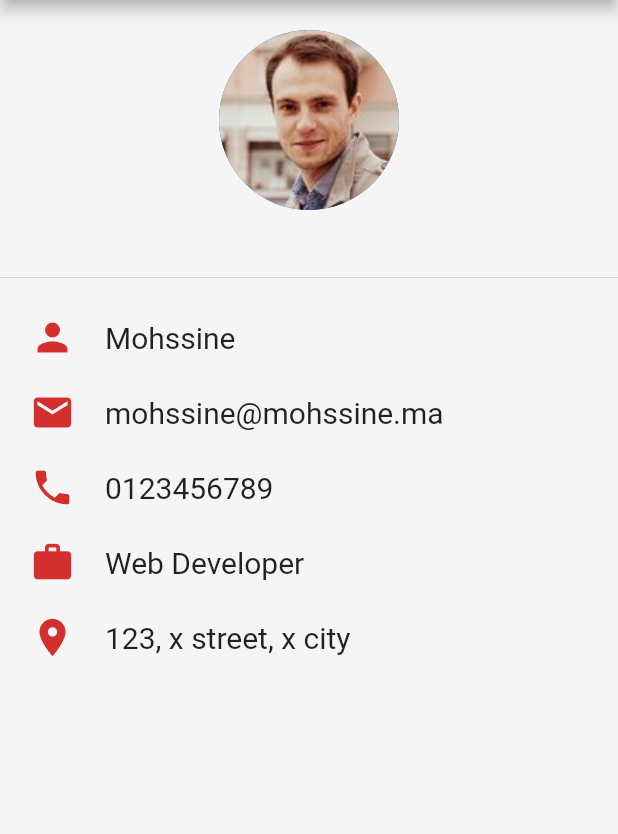
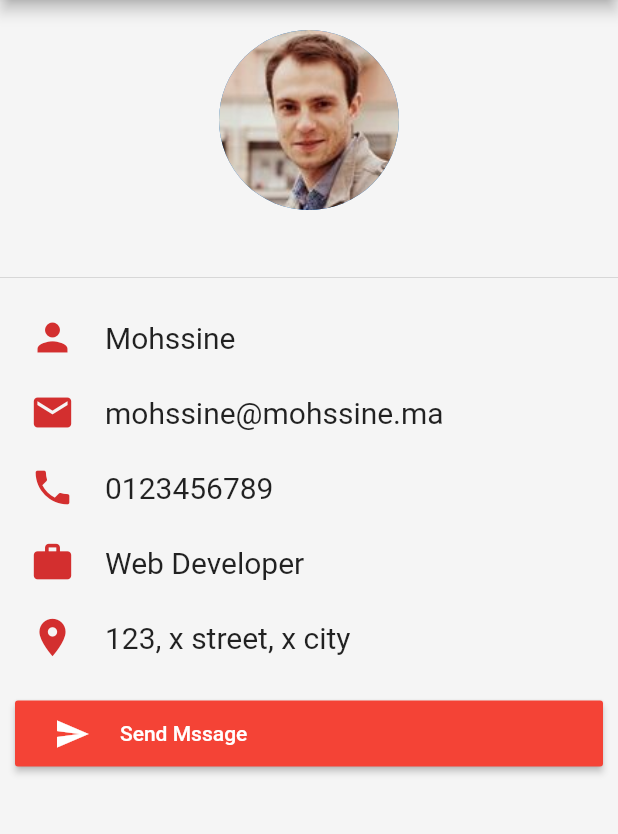
Before and after one commit to mohssineAboutaj/user-card-flutter-app, a Flutter app: the screen it shows after launch, on a phone screen of 412 x 824 dp, the part 84-918 px from its top. Run offline on Flutter 3.47's test engine with Material 2 defaults, Android fonts, the phone set to English and light mode, and no system bars; missing offline and left inert: dart:html.

Commit message:
add button

```diff
--- a/lib/main.dart
+++ b/lib/main.dart
@@ -88,6 +88,30 @@ class Home extends StatelessWidget {
 									"name": "123, x street, x city",
 									"icon": Icons.location_on,
 								}),
+								SizedBox(
+									height: 15,
+								),
+								RaisedButton(
+									color: Colors.red[500],
+									onPressed: () {},
+									child: Row(
+										children: <Widget>[
+											Padding(
+												padding: EdgeInsets.all(10),
+												child: Icon(
+													Icons.send,
+													color: Colors.white,
+												),
+											),
+											Padding(
+												padding: EdgeInsets.all(10),
+												child: Text('Send Mssage', style: TextStyle(
+													color: Colors.white,
+												)),
+											),
+										],
+									),
+								)
 							],
 						),
 					),
```
